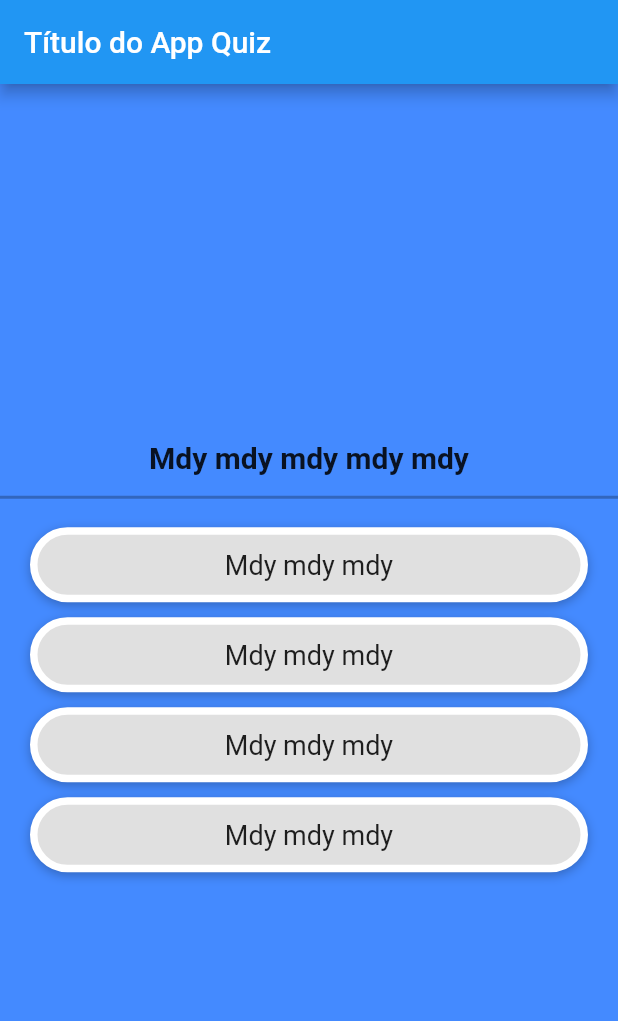
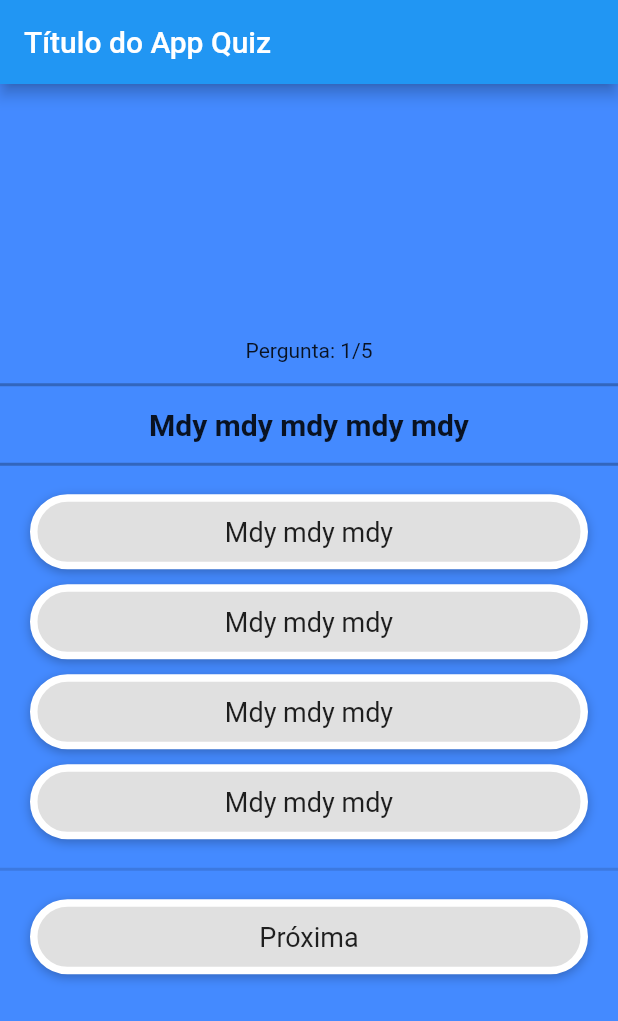
Before and after one commit to guilhermedacruzz/quiz_tati, a Flutter app: the screen it shows after launch, on a phone screen of 412 x 824 dp. Shown: the top 1021 px of the screen. Run offline on Flutter 3.47's test engine with Material 2 defaults, Android fonts, the phone set to English and light mode, and no system bars.

Commit message:
terminando a estrutura básica

```diff
--- a/lib/main.dart
+++ b/lib/main.dart
@@ -1,6 +1,7 @@
 import 'package:flutter/material.dart';
 import 'package:quiz_tati/question.dart';
 import 'repositoryQuestions.dart';
+import 'dart:math';
 
 void main() {
   runApp(const MyApp());
@@ -41,7 +42,8 @@
         child: Column(
           mainAxisAlignment: MainAxisAlignment.center,
           children: [
-
+            Text("Pergunta: ${currentQuestion + 1}/${questions.length}"),
+            Divider(height: 30, thickness: 2, color: Colors.black26),
             Text(
               questions[currentQuestion].text,
               style: TextStyle(
@@ -49,14 +51,15 @@
                 fontWeight: FontWeight.bold,
               ),
             ),
-
             Divider(height: 30, thickness: 2, color: Colors.black26),
-
             ...questions[currentQuestion]
                 .allOptions
                 .map((option) => GestureDetector(
                       onTap: () {
-                        print("Clicou");
+                        setState(() {
+                          currentQuestion =
+                              min(currentQuestion + 1, questions.length - 1);
+                        });
                       },
                       child: Container(
                         child: Text(
@@ -84,7 +87,41 @@
                           borderRadius: BorderRadius.circular(100),
                         ),
                       ),
-                    ))
+                    )),
+            Divider(height: 30, thickness: 2,),
+            GestureDetector(
+              onTap: () {
+                setState(() {
+                  currentQuestion =
+                      min(currentQuestion + 1, questions.length - 1);
+                });
+              },
+              child: Container(
+                child: Text(
+                  "Próxima",
+                  style: TextStyle(fontSize: 18),
+                ),
+                alignment: Alignment.center,
+                width: double.infinity,
+                height: 50,
+                margin: EdgeInsets.symmetric(horizontal: 20, vertical: 5),
+                decoration: BoxDecoration(
+                  color: Colors.grey[300],
+                  border: Border.all(
+                    color: Colors.white,
+                    width: 5,
+                  ),
+                  boxShadow: const [
+                    BoxShadow(
+                      color: Colors.black26,
+                      offset: Offset(0, 2),
+                      blurRadius: 5,
+                    )
+                  ],
+                  borderRadius: BorderRadius.circular(100),
+                ),
+              ),
+            ),
           ],
         ),
       ),
```
